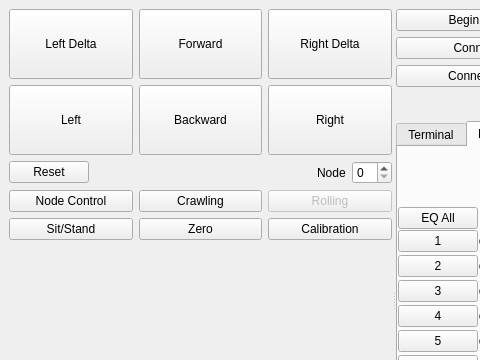
BYUCMR/Capstone_TREG, file rift/ui/main.ui: the form before one commit; both pictures show x 0 to 480 and y 0 to 360 of the 800 by 600 pixel window.
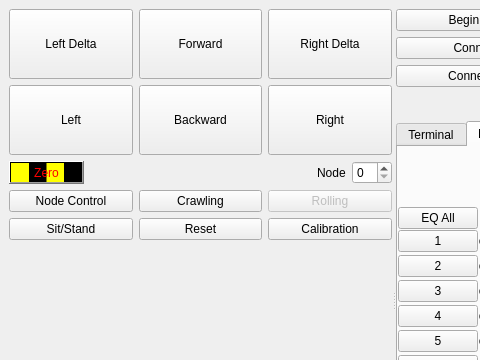
The form after the commit.

Commit message: Zero button has been glamorized

```diff
--- a/rift/ui/main.ui
+++ b/rift/ui/main.ui
@@ -149,9 +149,13 @@
            <number>0</number>
           </property>
           <item>
-           <widget class="QPushButton" name="reset_button">
+           <widget class="QPushButton" name="zero_pos">
+            <property name="styleSheet">
+             <string notr="true">background-color: qlineargradient(spread:repeat, x1:0, y1:0, x2:1, y2:0, stop:0.249 rgba(255, 255, 0, 255), stop:0.25 rgba(0, 0, 0, 255), stop:0.499 rgba(0, 0, 0, 255), stop:0.5 rgba(255, 255, 0, 255), stop:0.75 rgba(255, 255, 0, 255), stop:0.751 rgba(0, 0, 0, 255), stop:1 rgba(0, 0, 0, 255));
+color: rgb(255, 0, 0);</string>
+            </property>
             <property name="text">
-             <string>Reset</string>
+             <string>Zero</string>
             </property>
            </widget>
           </item>
@@ -210,12 +214,12 @@
            </widget>
           </item>
           <item row="1" column="1">
-           <widget class="QPushButton" name="zero_pos">
+           <widget class="QPushButton" name="reset_button">
             <property name="enabled">
              <bool>true</bool>
             </property>
             <property name="text">
-             <string>Zero</string>
+             <string>Reset</string>
             </property>
            </widget>
           </item>
```
The commit also changes 1 other file.
